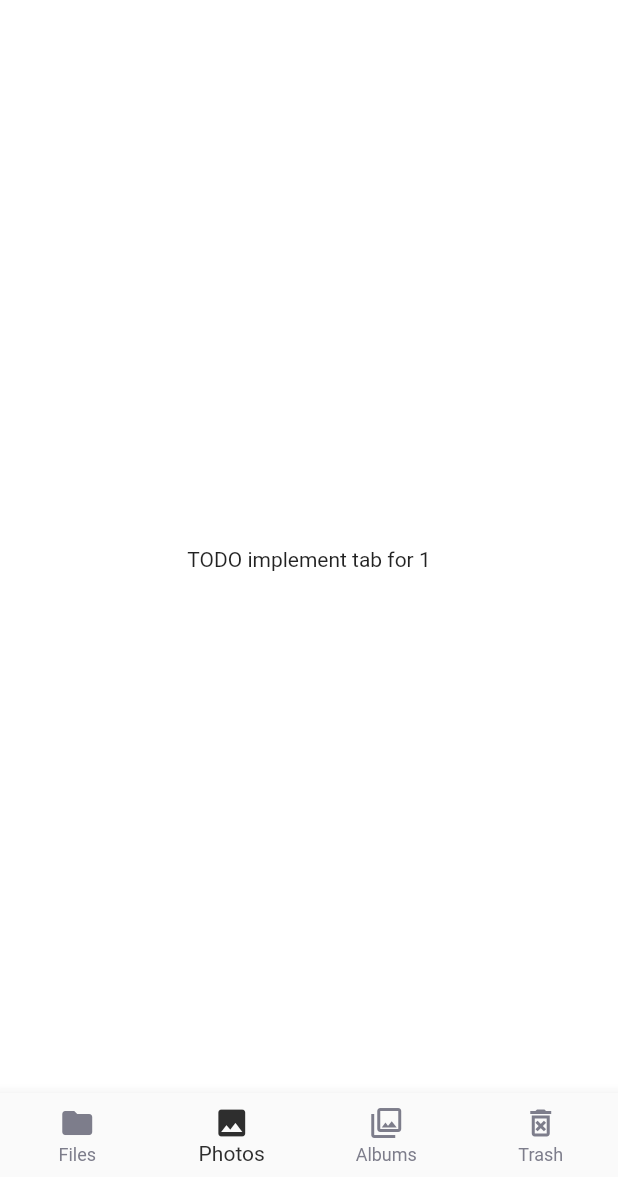
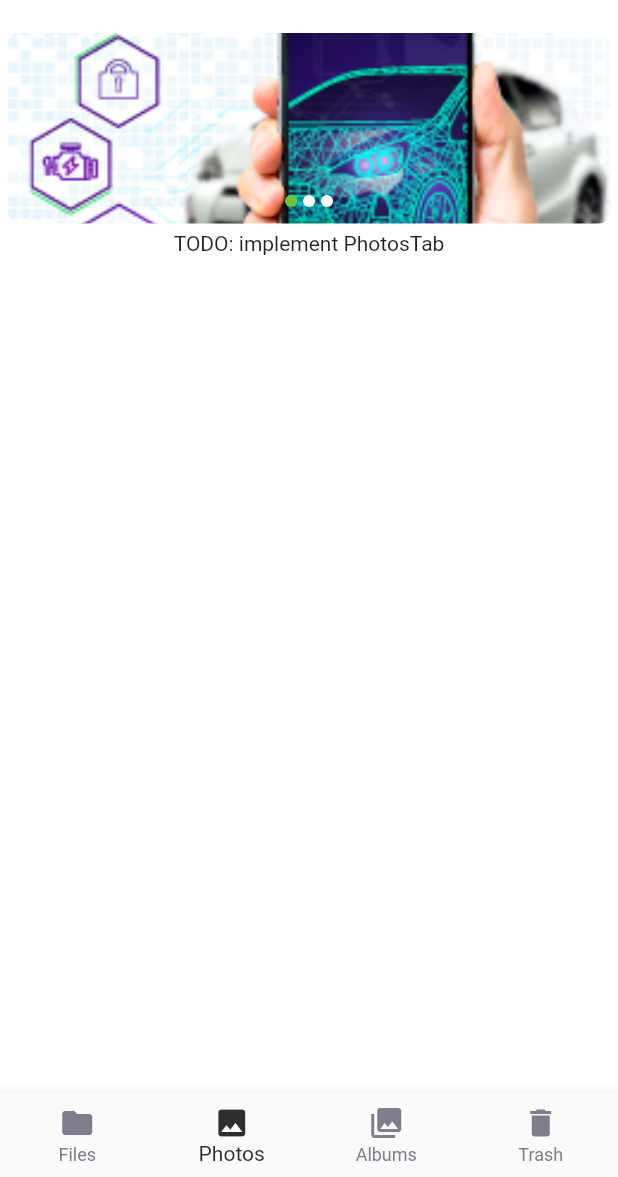
Before and after one commit to sultanmyrza/megacloud, a Flutter app: the screen it shows after launch, item 2 of the bottom bar chosen, on a phone screen of 412 x 824 dp, the part 59-1236 px from its top. Run offline on Flutter 3.47's test engine with Material 2 defaults, Android fonts, the phone set to English and light mode, and no system bars; drawn by our look-alikes of carousel_slider; our stand-ins replace easy_localization, flutter_countdown_timer, flutter_svg, pin_code_fields, toggle_switch.

Commit message:
show selected tab page

```diff
--- a/lib/pages/home_page/home_page.dart
+++ b/lib/pages/home_page/home_page.dart
@@ -1,6 +1,9 @@
 import 'package:flutter/material.dart';
 import 'package:megacloud/globals.dart' as globals;
+import 'package:megacloud/pages/home_page/albums_tab.dart';
 import 'package:megacloud/pages/home_page/files_tab.dart';
+import 'package:megacloud/pages/home_page/photos_tab.dart';
+import 'package:megacloud/pages/home_page/trash_tab.dart';
 
 class HomePage extends StatefulWidget {
   const HomePage({Key? key}) : super(key: key);
@@ -52,32 +55,18 @@ class _HomePageState extends State<HomePage> {
         backgroundColor: Colors.white,
         elevation: 0,
       ),
-      body: _selectedIndex == 0
-          ? const FilesTab()
-          : Center(child: Text("TODO implement tab for $_selectedIndex")),
+      body: _buildBody(context),
       // TODO: rewrite with tab bar view if needed example brainfood app
       bottomNavigationBar: BottomNavigationBar(
+        // TODO: add translations
         items: const <BottomNavigationBarItem>[
+          BottomNavigationBarItem(icon: Icon(Icons.folder), label: 'Files'),
+          BottomNavigationBarItem(icon: Icon(Icons.photo), label: 'Photos'),
           BottomNavigationBarItem(
-            icon: Icon(Icons.folder),
-            // TODO: add translations
-            label: 'Files',
-          ),
-          BottomNavigationBarItem(
-            icon: Icon(Icons.photo),
-            // TODO: add translations
-            label: 'Photos',
-          ),
-          BottomNavigationBarItem(
-            icon: Icon(Icons.photo_library_outlined),
-            // TODO: add translations
+            icon: Icon(Icons.photo_library),
             label: 'Albums',
           ),
-          BottomNavigationBarItem(
-            icon: Icon(Icons.delete_forever_outlined),
-            // TODO: add translations
-            label: 'Trash',
-          ),
+          BottomNavigationBarItem(icon: Icon(Icons.delete), label: 'Trash'),
         ],
         type: BottomNavigationBarType.fixed,
         // TODO: change selectedItemColor to more distinguishable color
@@ -89,4 +78,24 @@ class _HomePageState extends State<HomePage> {
       ),
     );
   }
+
+  Widget _buildBody(BuildContext context) {
+    // TODO: rewrite with tab bar view if needed example brainfood app
+    if (_selectedIndex == 0) {
+      return const FilesTab();
+    }
+    if (_selectedIndex == 1) {
+      return const PhotosTab();
+    }
+
+    if (_selectedIndex == 2) {
+      return const AlbumsTab();
+    }
+
+    if (_selectedIndex == 3) {
+      return const TrashTab();
+    }
+
+    return Center(child: Text("TODO implement tab for $_selectedIndex"));
+  }
 }
```
